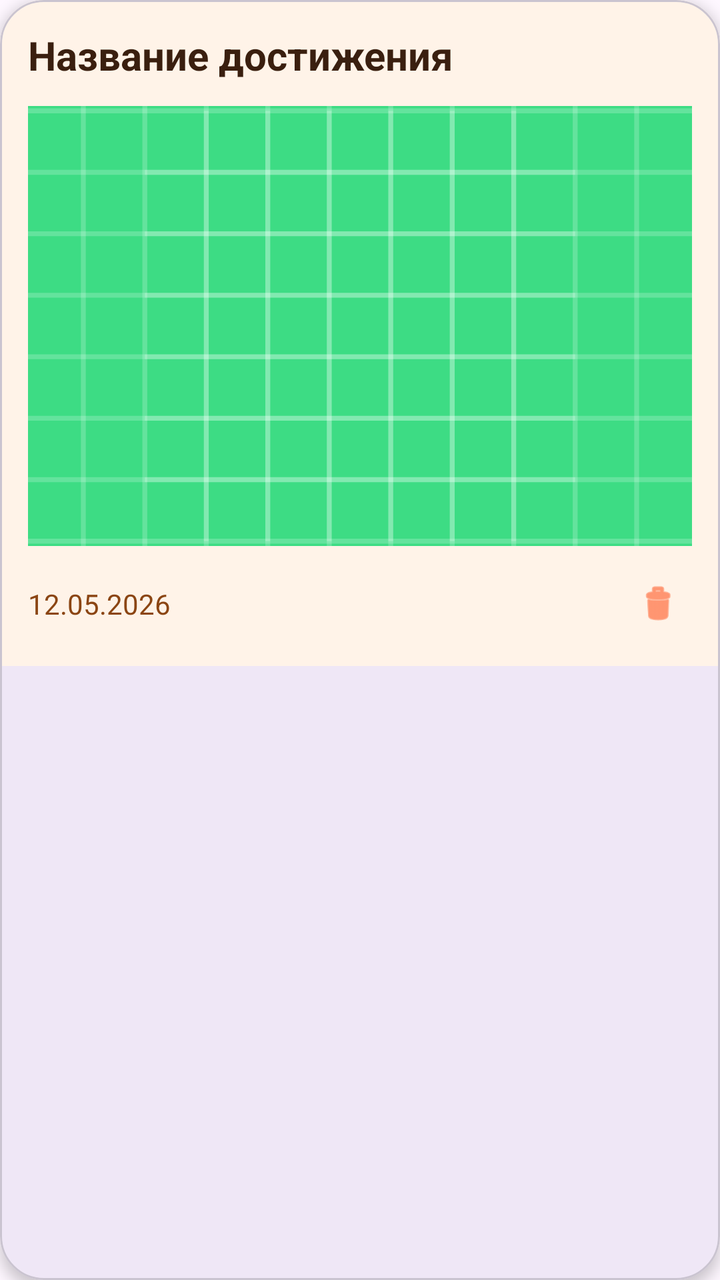
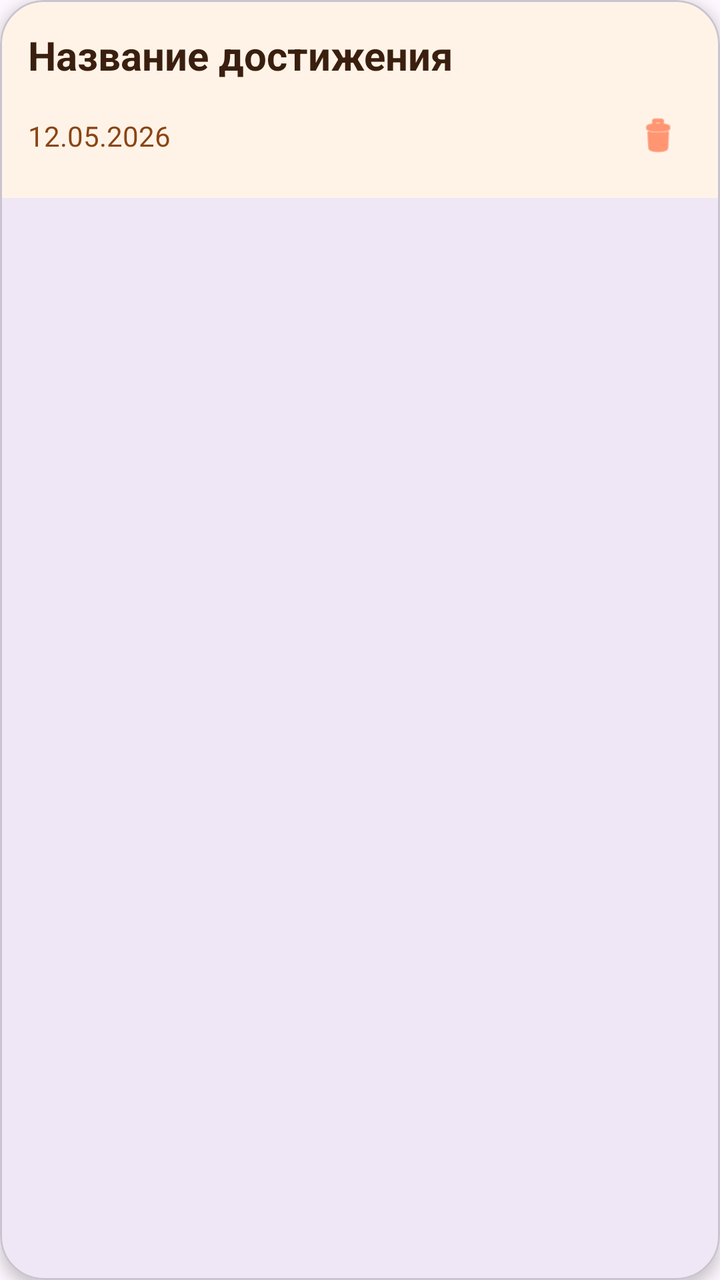

The first picture is an Android layout as it rendered before a commit; the second is the same layout after the commit. The layout source and the unified diff follow.
<!-- AndroidManifest.xml: application theme Theme.MyPet -->
<!-- res/layout/item_achievement.xml -->
<?xml version="1.0" encoding="utf-8"?>
<com.google.android.material.card.MaterialCardView
    xmlns:android="http://schemas.android.com/apk/res/android"
    xmlns:app="http://schemas.android.com/apk/res-auto"
    android:layout_width="match_parent"
    android:layout_height="wrap_content"
    android:layout_marginBottom="14dp"
    app:cardCornerRadius="22dp"
    app:cardElevation="4dp">

    <LinearLayout
        android:layout_width="match_parent"
        android:layout_height="wrap_content"
        android:orientation="vertical"
        android:background="#FFF3E8"
        android:padding="14dp">

        <TextView
            android:id="@+id/tvAchievementTitle"
            android:layout_width="match_parent"
            android:layout_height="wrap_content"
            android:text="Название достижения"
            android:textColor="#3A1F0F"
            android:textSize="20sp"
            android:textStyle="bold"/>

        <ImageView
            android:id="@+id/ivPhoto"
            android:layout_width="match_parent"
            android:layout_height="220dp"
            android:layout_marginTop="12dp"
            android:scaleType="centerCrop"
            android:src="@drawable/ic_launcher_background"/>

        <LinearLayout
            android:layout_width="match_parent"
            android:layout_height="wrap_content"
            android:layout_marginTop="12dp"
            android:gravity="center_vertical"
            android:orientation="horizontal">

            <TextView
                android:id="@+id/tvDate"
                android:layout_width="0dp"
                android:layout_height="wrap_content"
                android:layout_weight="1"
                android:text="12.05.2026"
                android:textColor="#8B4513"
                android:textSize="14sp"/>

            <ImageView
                android:id="@+id/ivDelete"
                android:layout_width="34dp"
                android:layout_height="34dp"
                android:background="?attr/selectableItemBackgroundBorderless"
                android:padding="6dp"
                android:src="@android:drawable/ic_menu_delete"
                app:tint="#FF5722"/>
        </LinearLayout>

    </LinearLayout>

</com.google.android.material.card.MaterialCardView>
<!-- resources referenced by this layout -->
<resources>
  <!-- drawable ic_launcher_background: vector/xml drawable (drawable, 4866 chars, omitted) -->
  <style name="Theme.MyPet" parent="Base.Theme.MyPet" />
  <style name="Base.Theme.MyPet" parent="Theme.Material3.DayNight.NoActionBar">
          
          
      </style>
</resources>

<!-- the commit's change to res/layout/item_achievement.xml (unified diff, before → after) -->
@@ -24,18 +24,11 @@
             android:textSize="20sp"
             android:textStyle="bold"/>
 
-        <ImageView
-            android:id="@+id/ivPhoto"
-            android:layout_width="match_parent"
-            android:layout_height="220dp"
-            android:layout_marginTop="12dp"
-            android:scaleType="centerCrop"
-            android:src="@drawable/ic_launcher_background"/>
 
         <LinearLayout
             android:layout_width="match_parent"
             android:layout_height="wrap_content"
-            android:layout_marginTop="12dp"
+            android:layout_marginTop="10dp"
             android:gravity="center_vertical"
             android:orientation="horizontal">
 
<!-- resource entries referenced after the edit -->
@@ -1,6 +1,5 @@
 <!-- resources referenced by this layout -->
 <resources>
-  <!-- drawable ic_launcher_background: vector/xml drawable (drawable, 4866 chars, omitted) -->
   <style name="Theme.MyPet" parent="Base.Theme.MyPet" />
   <style name="Base.Theme.MyPet" parent="Theme.Material3.DayNight.NoActionBar">
           
